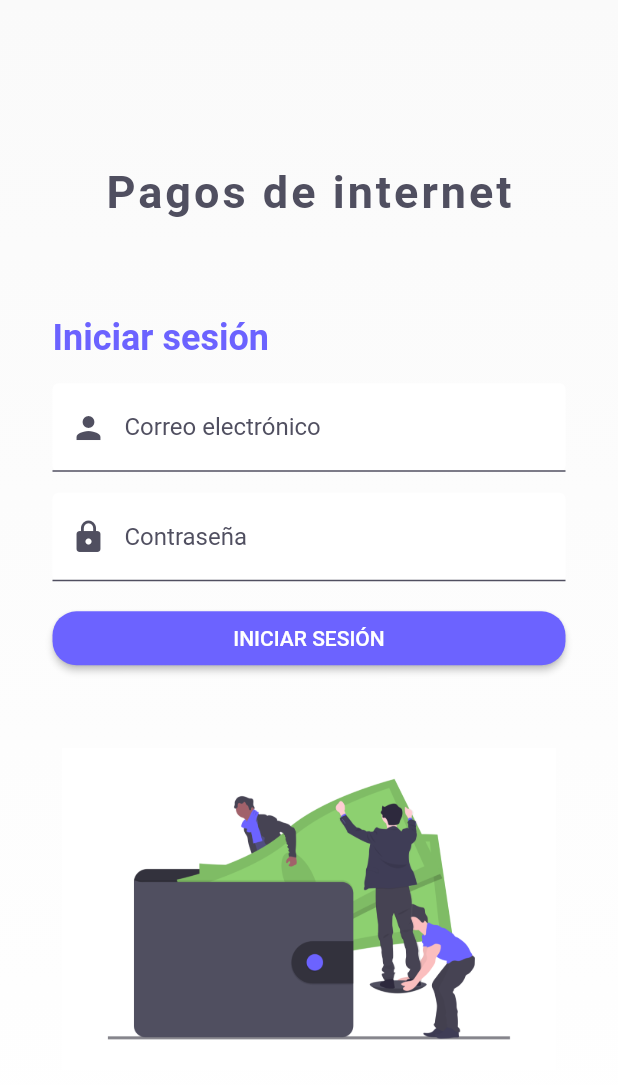
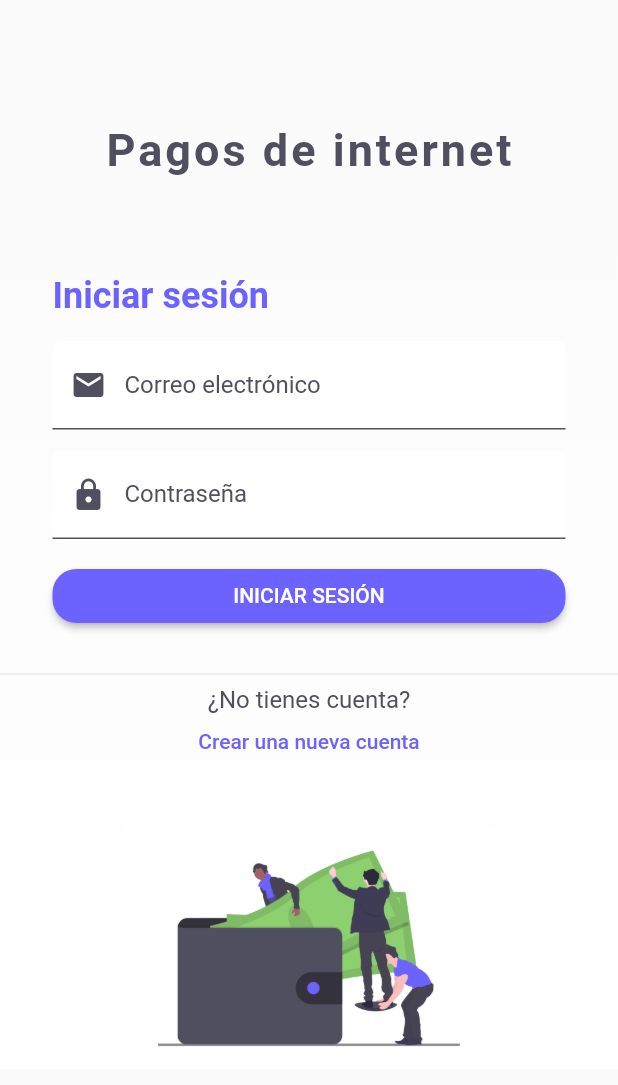
Before and after one commit to JovannyRch/app_pagos_internet, a Flutter app: the screen it shows after launch, on a phone screen of 412 x 824 dp. Shown: the top 1085 px of the screen. Run offline on Flutter 3.47's test engine with Material 2 defaults, Android fonts, the phone set to English and light mode, and no system bars; our stand-ins replace adaptive_dialog, cool_alert, firebase_auth; accounts and stored records are empty.

```diff
--- a/lib/main.dart
+++ b/lib/main.dart
@@ -1,4 +1,5 @@
 import 'package:flutter/material.dart';
+import 'package:pagos_internet/routes/routes.dart';
 import 'package:pagos_internet/screens/auth/login_screen.dart';
 
 void main() => runApp(MyApp());
@@ -9,7 +10,8 @@ class MyApp extends StatelessWidget {
     return MaterialApp(
       title: 'Pagos Internet',
       debugShowCheckedModeBanner: false,
-      home: LoginScreen(),
+      initialRoute: LoginScreen.routeName,
+      routes: routes,
     );
   }
 }
--- /dev/null
+++ b/lib/routes/routes.dart
@@ -0,0 +1,11 @@
+
+
+import 'package:pagos_internet/screens/auth/login_screen.dart';
+import 'package:pagos_internet/screens/auth/register_screen.dart';
+import 'package:pagos_internet/screens/customer/home_customer_screen.dart';
+
+final routes = {
+  LoginScreen.routeName: (context) => LoginScreen(),
+  RegisterScreen.routeName: (context) => RegisterScreen(),
+  HomeCustumer.routeName: (context) => HomeCustumer(),
+};
--- a/lib/screens/auth/login_screen.dart
+++ b/lib/screens/auth/login_screen.dart
@@ -1,8 +1,12 @@
 import 'package:adaptive_dialog/adaptive_dialog.dart';
 import 'package:flutter/material.dart';
 import 'package:pagos_internet/const/conts.dart';
+import 'package:pagos_internet/helpers/validators.dart';
+import 'package:pagos_internet/screens/auth/register_screen.dart';
+import 'package:pagos_internet/widget/InputWidget.dart';
 
 class LoginScreen extends StatefulWidget {
+  static String routeName = "/login";
   LoginScreen({Key key}) : super(key: key);
 
   @override
@@ -10,8 +14,9 @@ class LoginScreen extends StatefulWidget {
 }
 
 class _LoginScreenState extends State<LoginScreen> {
+  final _formKey = GlobalKey<FormState>();
+  TextEditingController email = new TextEditingController();
   TextEditingController password = new TextEditingController();
-  TextEditingController username = new TextEditingController();
   BuildContext _globalContext;
   bool isCheckingUser = false;
   Size _size;
@@ -22,7 +27,9 @@ class _LoginScreenState extends State<LoginScreen> {
     _globalContext = context;
     return Scaffold(
       body: SafeArea(
+        child: SingleChildScrollView(
           child: Container(
+            padding: EdgeInsets.only(top: _size.height * 0.1),
             decoration: BoxDecoration(
               gradient: LinearGradient(
                 begin: Alignment.topCenter,
@@ -40,6 +47,7 @@ class _LoginScreenState extends State<LoginScreen> {
             child: _body(),
           ),
         ),
+      ),
     );
   }
 
@@ -50,9 +58,44 @@ class _LoginScreenState extends State<LoginScreen> {
       children: [
         _logo(),
         _form(),
+        _containerLinkRegister(),
         _image(),
       ],
     );
+  }
+
+  Widget _containerLinkRegister() {
+    return Container(
+      child: Column(
+        children: [
+          SizedBox(height: 20),
+          Divider(),
+          Text(
+            "¿No tienes cuenta?",
+            style: TextStyle(
+              fontSize: 16,
+              color: kMainColor,
+            ),
+          ),
+          SizedBox(height: 10),
+          GestureDetector(
+            onTap: handleRegisterClick,
+            child: Text(
+              "Crear una nueva cuenta",
+              style: TextStyle(
+                fontSize: 14,
+                fontWeight: FontWeight.w500,
+                color: kSecondaryColor,
+              ),
+            ),
+          )
+        ],
+      ),
+    );
+  }
+
+  void handleRegisterClick() {
+    Navigator.pushNamed(context, RegisterScreen.routeName);
   }
 
   Widget _logo() {
@@ -71,50 +114,18 @@ class _LoginScreenState extends State<LoginScreen> {
 
   Widget _image() {
     return Container(
-      padding: EdgeInsets.only(top: _size.height*0.06),
+      padding: EdgeInsets.only(top: _size.height * 0.06),
       child: Image.asset(
         'assets/auth-image.png',
-        width: _size.width * 0.8,
-      ),
-    );
-  }
-
-  Widget _input(String text, IconData icon,
-      {bool isPassword = false, TextEditingController controller}) {
-    return Container(
-      margin: EdgeInsets.only(bottom: 14.0),
-      decoration: BoxDecoration(
-        color: Colors.white,
-        borderRadius: BorderRadius.circular(4.0),
-      ),
-      child: TextField(
-        controller: controller,
-        obscureText: isPassword,
-        decoration: InputDecoration(
-          prefixIcon: Icon(
-            icon,
-            color: kMainColor,
-          ),
-          labelText: text,
-          labelStyle: TextStyle(
-            color: kMainColor,
-          ),
-          enabledBorder: UnderlineInputBorder(
-            borderSide: BorderSide(color: kMainColor),
-          ),
-          focusedBorder: UnderlineInputBorder(
-            borderSide: BorderSide(color: kMainColor),
-          ),
-          border: UnderlineInputBorder(
-            borderSide: BorderSide(color: kMainColor),
-          ),
-        ),
+        width: _size.width * 0.6,
       ),
     );
   }
 
   Widget _form() {
-    return Container(
+    return Form(
+      key: _formKey,
+      child: Container(
         margin: EdgeInsets.only(top: _size.height * 0.08),
         padding: EdgeInsets.symmetric(
           horizontal: 35.0,
@@ -124,11 +135,22 @@ class _LoginScreenState extends State<LoginScreen> {
           children: [
             _authTitle(),
             SizedBox(height: 16.0),
-          _input("Correo electrónico", Icons.person, controller: this.username),
-          _input("Contraseña", Icons.lock,
-              isPassword: true, controller: this.password),
+            Input(
+              text: "Correo electrónico",
+              icon: Icons.email,
+              controller: this.email,
+              validator: emailValidator,
+            ),
+            Input(
+              text: "Contraseña",
+              icon: Icons.lock,
+              controller: this.password,
+              isPassword: true,
+              validator: passwordValidator,
+            ),
             _loginButton(),
           ],
+        ),
       ),
     );
   }
@@ -164,8 +186,10 @@ class _LoginScreenState extends State<LoginScreen> {
     );
   }
 
+
+
   void checkInputData() {
-    if (this.password.text.isEmpty || this.username.text.isEmpty) {
+    if (this.email.text.isEmpty || this.password.text.isEmpty) {
       this.showInvalidAlerts();
     } else {
       this.tryLogin();
@@ -187,10 +211,10 @@ class _LoginScreenState extends State<LoginScreen> {
   }
 
   void showInvalidAlerts() {
-    if (this.username.text.isEmpty) {
+    if (this.password.text.isEmpty) {
       showOkAlertDialog(
-          context: _globalContext, message: "Ingrese ]correo válido");
-    } else if (this.password.text.isEmpty) {
+          context: _globalContext, message: "Ingrese un correo válido");
+    } else if (this.email.text.isEmpty) {
       showOkAlertDialog(
           context: _globalContext,
           message: "La contraseña no puede estar vacía");
--- /dev/null
+++ b/lib/widget/InputWidget.dart
@@ -0,0 +1,62 @@
+import 'package:flutter/material.dart';
+import 'package:pagos_internet/const/conts.dart';
+
+class Input extends StatelessWidget {
+  final String text;
+  final IconData icon;
+  final bool isPassword;
+  final TextEditingController controller;
+  final Function validator;
+  Input(
+      {@required this.text,
+      @required this.icon,
+      this.isPassword = false,
+    @required this.controller, this.validator});
+  @override
+  Widget build(BuildContext context) {
+    return Container(
+      child: _input(this.text, this.icon,
+          isPassword: this.isPassword, controller: this.controller),
+    );
+  }
+
+
+  Widget _input(String text, IconData icon,
+      {bool isPassword = false, TextEditingController controller}) {
+    return Container(
+
+      margin: EdgeInsets.only(bottom: 14.0),
+      decoration: BoxDecoration(
+        color: Colors.white,
+        borderRadius: BorderRadius.circular(4.0),
+      ),
+      child: TextFormField(
+
+        controller: controller,
+        obscureText: isPassword,
+        validator: this.validator,
+        decoration: InputDecoration(
+
+          prefixIcon: Icon(
+            icon,
+            color: kMainColor,
+          ),
+          labelText: text,
+          labelStyle: TextStyle(
+            color: kMainColor,
+          ),
+          enabledBorder: UnderlineInputBorder(
+            borderSide: BorderSide(color: kMainColor),
+          ),
+          focusedBorder: UnderlineInputBorder(
+            borderSide: BorderSide(color: kMainColor),
+          ),
+          border: UnderlineInputBorder(
+            borderSide: BorderSide(color: kMainColor),
+          ),
+        ),
+
+      ),
+    );
+  }
+}
```
Also changed, not shown: lib/helpers/validators.dart (added, +25 -0 lines), lib/screens/auth/register_screen.dart (added, +328 -0 lines), lib/screens/customer/home_customer_screen.dart (added, +19 -0 lines). Lines whose indentation alone changed are shown as unchanged.
